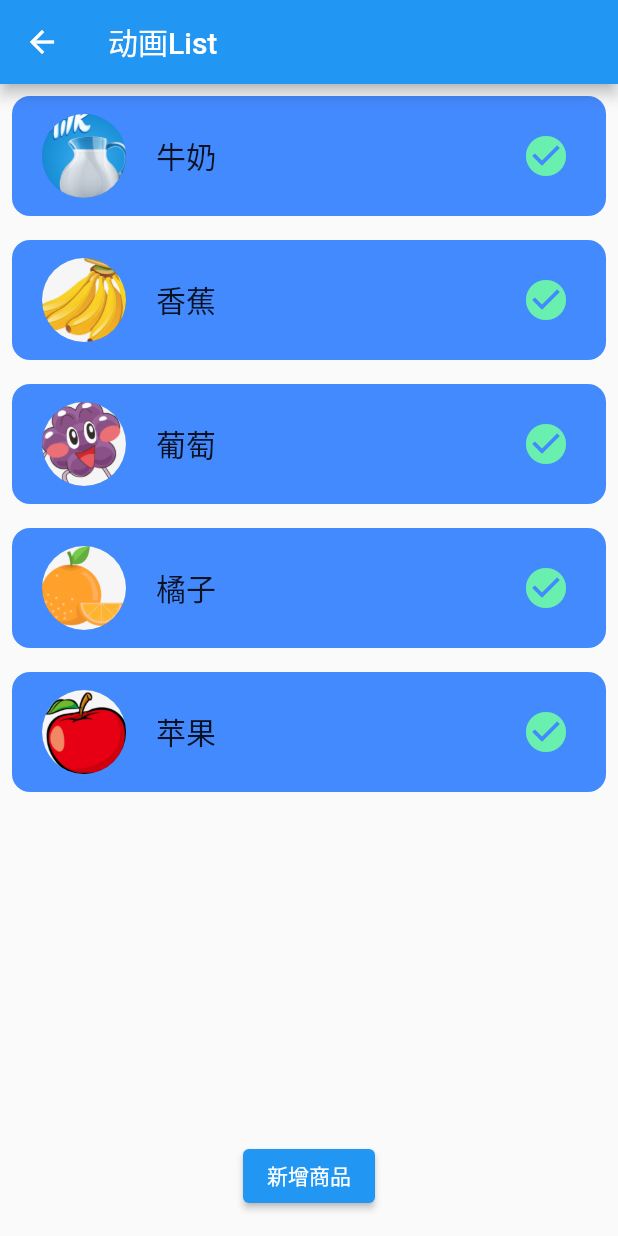
After one commit to AlexanderYeah/AwsomeFlutterPlayground, a Flutter app: the AnimatedListCellPage screen opened by its route, on a phone screen of 412 x 824 dp. The commit adds this screen. Run offline on Flutter 3.47's test engine with Material 2 defaults, Android fonts, the phone set to English and light mode, and no system bars; our stand-ins replace camera, dio, flutter_screenutil, get, permission_handler, shared_preferences and 1 more; accounts and stored records are empty.

Commit message:
动画效果的list

```diff
--- a/awsome_flutter/lib/routers/route_pages.dart
+++ b/awsome_flutter/lib/routers/route_pages.dart
@@ -1,3 +1,4 @@
+import 'package:awsome_flutter/jiezhi/camera/camera.dart';
 import 'package:awsome_flutter/juexin/widget/widget_communicate_device.dart';
 import 'package:awsome_flutter/tabs/pingJing.dart';
 import 'package:flutter/material.dart';
@@ -33,6 +34,7 @@ import '../juexin/researchKey/research_key_list.dart';
 import '../juexin/researchKey/rk_normal_key.dart';
 import '../juexin/researchKey/rk_widget_element.dart';
 import '../juexin/researchKey/rk_global_key.dart';
+import '../yongqi/animatedList/animated_cell_list.dart';
 import '../yongqi/movieCard/movie_card_page.dart';
 
 List<GetPage<dynamic>> RoutePages = [
@@ -171,4 +173,16 @@ List<GetPage<dynamic>> RoutePages = [
     name: '/communicate_device',
     page: () => CommunicateDevicePage(),
   ),
+  GetPage(
+    name: '/camera',
+    page: () => CameraPage(),
+  ),
+  GetPage(
+    name: '/movie_card_demo',
+    page: () => MovieCardPage(),
+  ),
+  GetPage(
+    name: '/animated_cell_list',
+    page: () => AnimatedListCellPage(),
+  ),
 ];
--- a/awsome_flutter/lib/tabs/yongQi.dart
+++ b/awsome_flutter/lib/tabs/yongQi.dart
@@ -1,10 +1,12 @@
+import 'package:awsome_flutter/yongqi/localData/yq_local_data.dart';
 import 'package:flutter/material.dart';
+import 'package:get/get.dart';
 
+import '../widget/jz_list_item.dart';
 import '../yongqi/movieCard/movie_card_page.dart';
 
 class YongQiPage extends StatefulWidget {
   const YongQiPage({super.key});
-
   @override
   State<YongQiPage> createState() => _YongQiPageState();
 }
@@ -16,7 +18,21 @@ class _YongQiPageState extends State<YongQiPage> {
       appBar: AppBar(
         title: Text("勇气"),
       ),
-      body: MovieCardPage(),
+      body: ListView.builder(
+        itemCount: yq_list_data.length,
+        itemBuilder: (BuildContext context, int index) {
+          return _cardItem(index, yq_list_data[index]["title"],
+              yq_list_data[index]["content"]);
+        },
+      ),
     );
   }
+
+  _cardItem(index, title, content) {
+    return JZListItem(index, title, content, (index) {
+      var targetRoute = "";
+      targetRoute = yq_list_data[index]["route"];
+      if (targetRoute.length != 0) Get.toNamed(targetRoute);
+    });
+  }
 }
--- /dev/null
+++ b/awsome_flutter/lib/yongqi/animatedList/animated_cell_data.dart
@@ -0,0 +1,15 @@
+class AnimatedCellListData {
+  static final List shoppingList = [
+    ShoppingItem("牛奶", "images/milk.png"),
+    ShoppingItem("香蕉", "images/banana.png"),
+    ShoppingItem("葡萄", "images/grape.png"),
+    ShoppingItem("橘子", "images/orange.png"),
+    ShoppingItem("苹果", "images/apple.png"),
+  ];
+}
+
+class ShoppingItem {
+  String? title;
+  String? urlImage;
+  ShoppingItem(this.title, this.urlImage);
+}
--- /dev/null
+++ b/awsome_flutter/lib/yongqi/animatedList/animated_cell_list.dart
@@ -0,0 +1,62 @@
+import 'package:awsome_flutter/yongqi/animatedList/shopping_item_widget.dart';
+import 'package:flutter/material.dart';
+
+import 'animated_cell_data.dart';
+
+class AnimatedListCellPage extends StatefulWidget {
+  const AnimatedListCellPage({super.key});
+
+  @override
+  State<AnimatedListCellPage> createState() => _AnimatedListCellPageState();
+}
+
+class _AnimatedListCellPageState extends State<AnimatedListCellPage> {
+  final _items = List.from(AnimatedCellListData.shoppingList);
+  // 创建一个全局变量的key
+  // 这个key 是标识每一条的item 让其具有唯一性 从而控制删除那一条
+  final globalKey = GlobalKey<AnimatedListState>();
+
+  @override
+  Widget build(BuildContext context) {
+    return Scaffold(
+        appBar: AppBar(
+          title: Text("动画List"),
+        ),
+        body: Column(
+          children: [
+            Expanded(
+                child: Container(
+              child: AnimatedList(
+                  key: globalKey,
+                  initialItemCount: _items.length,
+                  itemBuilder: (context, index, animation) {
+                    return _buildItem(_items[index], index, animation);
+                  }),
+            )),
+            Container(
+              padding: EdgeInsets.all(16),
+              child: _buildInsertButton(),
+            )
+          ],
+        ));
+  }
+
+  // 传递三个参数
+  _buildItem(item, int index, Animation<double> animation) {
+    return ShoppingItemWidget(
+        item: item, animation: animation, onClicked: () => _removeItem(index));
+  }
+
+// 删除item 的方法
+  _removeItem(index) {
+    // 第一次是删除数据
+    final item = _items.removeAt(index);
+    // 通过key
+    globalKey.currentState!.removeItem(
+        index, (context, animation) => _buildItem(item, index, animation));
+  }
+
+  _buildInsertButton() {
+    return ElevatedButton(onPressed: () {}, child: Text("新增商品"));
+  }
+}
--- /dev/null
+++ b/awsome_flutter/lib/yongqi/animatedList/shopping_item_widget.dart
@@ -0,0 +1,40 @@
+import 'package:awsome_flutter/yongqi/animatedList/animated_cell_data.dart';
+import 'package:flutter/material.dart';
+
+class ShoppingItemWidget extends StatelessWidget {
+  final ShoppingItem item;
+  final Animation<double> animation;
+  final VoidCallback onClicked;
+  const ShoppingItemWidget(
+      {required this.item,
+      required this.animation,
+      required this.onClicked,
+      super.key});
+
+  @override
+  Widget build(BuildContext context) {
+    return ScaleTransition(
+        scale: animation,
+        child: Container(
+          margin: EdgeInsets.all(8),
+          decoration: BoxDecoration(
+              borderRadius: BorderRadius.circular(12),
+              color: Colors.blueAccent),
+          child: ListTile(
+            contentPadding: EdgeInsets.symmetric(vertical: 12, horizontal: 16),
+            leading: CircleAvatar(
+                radius: 32, backgroundImage: AssetImage(item.urlImage!)),
+            title: Text(
+              item.title!,
+              style: TextStyle(fontSize: 20),
+            ),
+            trailing: IconButton(
+                onPressed: () {
+                  this.onClicked();
+                },
+                icon: Icon(Icons.check_circle,
+                    color: Colors.greenAccent, size: 32)),
+          ),
+        ));
+  }
+}
--- /dev/null
+++ b/awsome_flutter/lib/yongqi/localData/yq_local_data.dart
@@ -0,0 +1,8 @@
+List yq_list_data = [
+  {"route": "/movie_card_demo", "title": "影片卡片轮播图", "content": "详情点击"},
+  {
+    "route": "/animated_cell_list",
+    "title": "List Cell 的动画效果",
+    "content": "详情点击"
+  }
+];
--- a/awsome_flutter/lib/yongqi/movieCard/movie_card_page.dart
+++ b/awsome_flutter/lib/yongqi/movieCard/movie_card_page.dart
@@ -57,6 +57,9 @@ class _MovieCardPageState extends State<MovieCardPage> {
   @override
   Widget build(BuildContext context) {
     return Scaffold(
+        appBar: AppBar(
+          title: Text("轮播图"),
+        ),
         body: SizedBox(
             height: MediaQuery.of(context).size.height * 0.55,
             child: PageView(
--- a/awsome_flutter/pubspec.yaml
+++ b/awsome_flutter/pubspec.yaml
@@ -43,7 +43,8 @@ dependencies:
   provider: ^6.0.5
   get: ^4.6.5
   webview_flutter: ^4.0.7
-
+  camera: ^0.10.3+2
+  permission_handler: ^10.2.0
 dev_dependencies:
   flutter_test:
     sdk: flutter
```
Also changed, not shown: awsome_flutter/lib/jiezhi/camera/camera.dart (added, +89 -0 lines), awsome_flutter/lib/tabs/jieZhi.dart (+3 -11 lines), awsome_flutter/images/apple.png (added), awsome_flutter/images/banana.png (added), awsome_flutter/images/grape.png (added), awsome_flutter/images/milk.png (added), awsome_flutter/images/orange.png (added), awsome_flutter/pubspec.lock, 5 other files.
